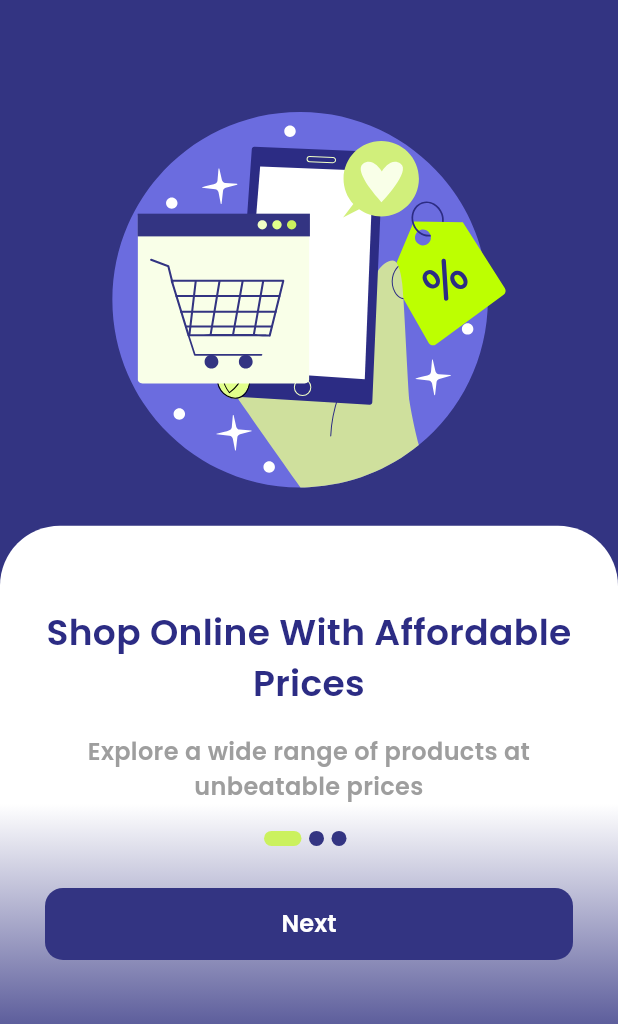
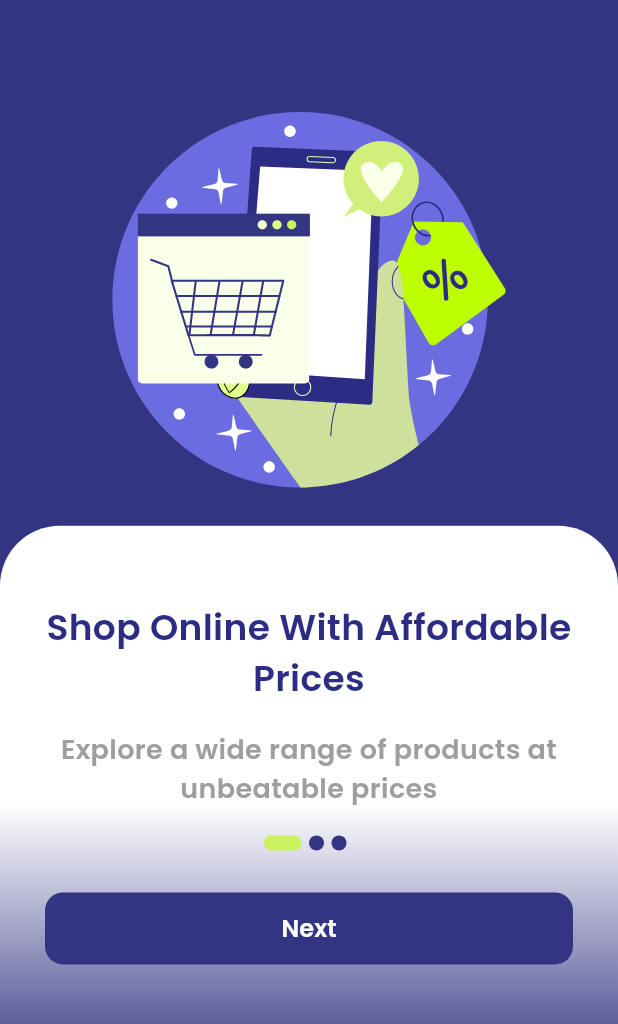
Before and after one commit to SalmaOsman23/Horeca-Smart, a Flutter app: the screen it shows after launch, on a phone screen of 412 x 824 dp, the part 154-1178 px from its top. Run offline on Flutter 3.47's test engine with Material 3 defaults, Android fonts, the phone set to English and light mode, and no system bars; our stand-ins replace curved_labeled_navigation_bar, flutter_svg, font_awesome_flutter, get, google_fonts, smooth_page_indicator.

Commit message:
Home-Screen-UI-Partially-Finished

```diff
--- a/lib/core/utils/app_colors.dart
+++ b/lib/core/utils/app_colors.dart
@@ -3,6 +3,8 @@ import 'package:flutter/material.dart';
 class AppColors {
 
   static const Color primaryColor = Color(0xff333482);
+
+  static const Color primaryLighterColor = Color.fromARGB(255, 167, 168, 224);
 
   static const Color textColor = Color(0xff2C2C84);
 
--- a/lib/core/utils/app_strings.dart
+++ b/lib/core/utils/app_strings.dart
@@ -11,6 +11,15 @@ class AppStrings {
   static const String next = "Next";
   static const String back = "Back";
   static const String letsStart = "Let's Start";
+  static const String products = "Products";
+  static const String ourProducts = "Our Products";
+  static const String ketoProducts = "Keto Products";
+  static const String dietProducts = "Diet Products";
+  static const String babyProducts = "Baby's Products";
+  static const String bestSeller = "Best Seller";
+  static const String newArrivals = "New Arrivals";
+  static const String shopByBrand = "Shop By Brand";
+  static const String addToCart = "Add to cart";
 
   //Drawer
   static const String settings = "Settings";
--- a/lib/core/utils/app_styles.dart
+++ b/lib/core/utils/app_styles.dart
@@ -17,6 +17,11 @@ class AppStyles {
     decoration: TextDecoration.underline,
     decorationColor: AppColors.primaryColor,
   );
+  static TextStyle primaryColorTextW500Size14 = TextStyle(
+      color: AppColors.textColor,
+      fontWeight: FontWeight.w500,
+      fontSize: 14,
+      fontFamily: GoogleFonts.poppins().fontFamily);
   static TextStyle primaryColorTextW600Size14 = TextStyle(
       color: AppColors.textColor,
       fontWeight: FontWeight.w600,
@@ -46,6 +51,16 @@ class AppStyles {
       fontSize: 24,
       fontFamily: GoogleFonts.poppins().fontFamily);
   //! White Color
+  static TextStyle whiteColorTextW600Size14 = TextStyle(
+      color: AppColors.white,
+      fontWeight: FontWeight.w600,
+      fontSize: 14,
+      fontFamily: GoogleFonts.poppins().fontFamily);
+  static TextStyle whiteColorTextW600Size18 = TextStyle(
+      color: AppColors.white,
+      fontWeight: FontWeight.w600,
+      fontSize: 18,
+      fontFamily: GoogleFonts.poppins().fontFamily);
   static TextStyle whiteColorTextW600Size24 = TextStyle(
       color: AppColors.white,
       fontWeight: FontWeight.w600,
@@ -53,9 +68,29 @@ class AppStyles {
       fontFamily: GoogleFonts.poppins().fontFamily);
 
   //! Grey Color
+  static TextStyle greyTextW600Size14 = TextStyle(
+      color: Colors.grey,
+      fontWeight: FontWeight.w600,
+      fontSize: 14,
+      fontFamily: GoogleFonts.poppins().fontFamily);
   static TextStyle greyTextW600Size18 = TextStyle(
       color: Colors.grey,
       fontWeight: FontWeight.w600,
-      fontSize: 16,
+      fontSize: 18,
       fontFamily: GoogleFonts.poppins().fontFamily);
+  //! Secondary Color
+  static TextStyle secondaryColorTextW600Size14 = TextStyle(
+      color: AppColors.secondaryColor,
+      fontWeight: FontWeight.w600,
+      fontSize: 14,
+      fontFamily: GoogleFonts.poppins().fontFamily);
+  static TextStyle secondaryColorTextW600Size14Underlined = TextStyle(
+      color: AppColors.secondaryColor,
+      fontWeight: FontWeight.w600,
+      fontSize: 14,
+      fontFamily: GoogleFonts.poppins().fontFamily,
+      decoration: TextDecoration.underline,
+      decorationColor: AppColors.secondaryColor
+      );
+
 }
--- a/lib/features/home/presentation/components/app_bar_widget.dart
+++ b/lib/features/home/presentation/components/app_bar_widget.dart
@@ -33,9 +33,9 @@ class AppBarWidget extends StatelessWidget implements PreferredSizeWidget {
 
         ),
       ),
-      actions: [
-        const ContainerWithBackground(
-            icon: const Icon(
+      actions: const [
+        ContainerWithBackground(
+            icon: Icon(
           Icons.shopping_cart_outlined,
           color: AppColors.white,
         )),
--- a/pubspec.yaml
+++ b/pubspec.yaml
@@ -21,6 +21,7 @@ dependencies:
   flutter_svg: ^2.0.10+1
   get: ^4.6.6
   url_launcher: ^6.2.5
+  smooth_page_indicator: ^1.2.0+3
 
 
 
```
Also changed, not shown: lib/core/components/product_primary_card.dart (added, +73 -0 lines), lib/core/components/title_with_view_all_widget.dart (added, +33 -0 lines), lib/core/layouts/screen_layout.dart (added, +55 -0 lines), lib/features/home/presentation/components/announcement_widget.dart (+87 -0 lines), lib/features/home/presentation/components/custom_carousel_widget.dart (added, +58 -0 lines), lib/features/home/presentation/screens/home_screen.dart (+51 -3 lines), lib/features/home/presentation/screens/main_products_screen.dart (added, +21 -0 lines), lib/features/home/presentation/screens/product_details_screen.dart (added, +10 -0 lines), pubspec.lock.
